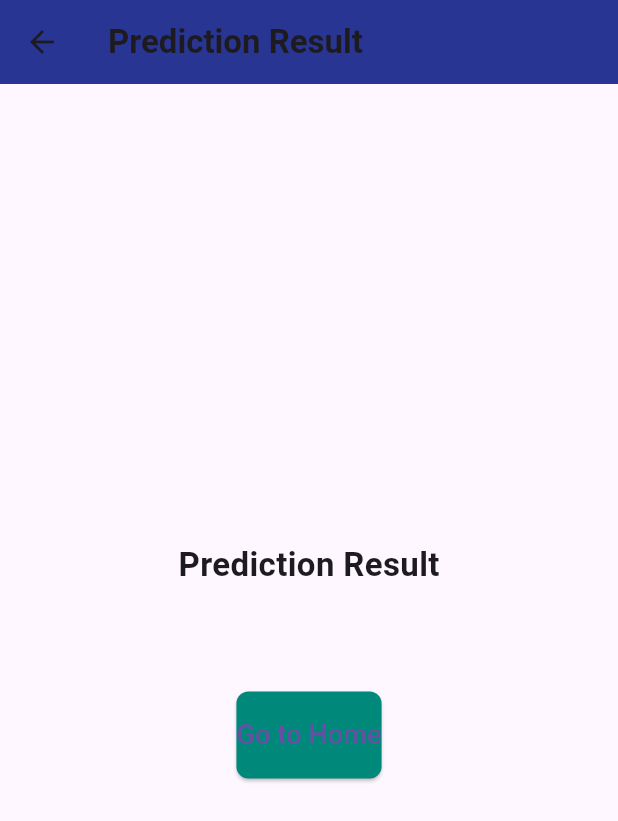
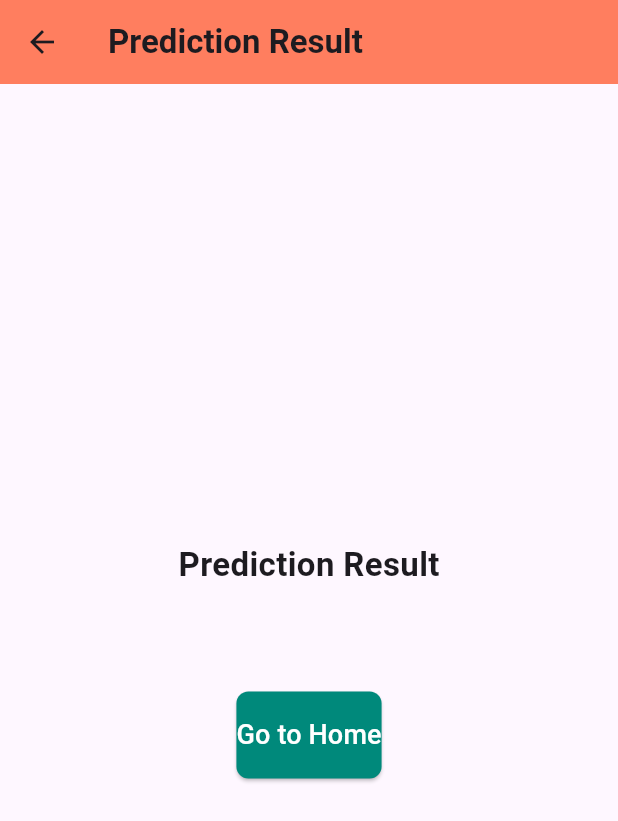
Before and after one commit to ngabo-dev/Linear-Regression-Model-Deployment, a Flutter app: the ResultScreen screen opened directly with empty values, on a phone screen of 412 x 824 dp. Shown: the top 821 px of the screen. Run offline on Flutter 3.47's test engine with Material 3 defaults, Android fonts, the light colour scheme and no system bars.

```diff
--- a/summative/flutterapp/lib/prediction_screen.dart
+++ b/summative/flutterapp/lib/prediction_screen.dart
@@ -134,7 +134,7 @@ class _PredictionScreenState extends State<PredictionScreen> {
                   padding: const EdgeInsets.symmetric(vertical: 16),
                   shape: RoundedRectangleBorder(borderRadius: BorderRadius.circular(8)),
                 ),
-                child: const Text('Predict', style: TextStyle(fontSize: 18)),
+                child: const Text('Predict', style: TextStyle(fontSize: 18, color: Colors.white)),
               ),
             ],
           ),
--- a/summative/flutterapp/lib/result_screen.dart
+++ b/summative/flutterapp/lib/result_screen.dart
@@ -13,7 +13,7 @@ class ResultScreen extends StatelessWidget {
           "Prediction Result",
           style: TextStyle(fontWeight: FontWeight.bold),
         ),
-        backgroundColor: Colors.indigo[800],
+        backgroundColor: Color(0xFFFF7E5F),
       ),
       body: Center(
         child: Column(
@@ -41,7 +41,7 @@ class ResultScreen extends StatelessWidget {
               ),
               child: const Text(
                 "Go to Home",
-                style: TextStyle(fontSize: 18),
+                style: TextStyle(fontSize: 18, color: Colors.white),
               ),
             ),
           ],
```
Also changed, not shown: 1 other file.
